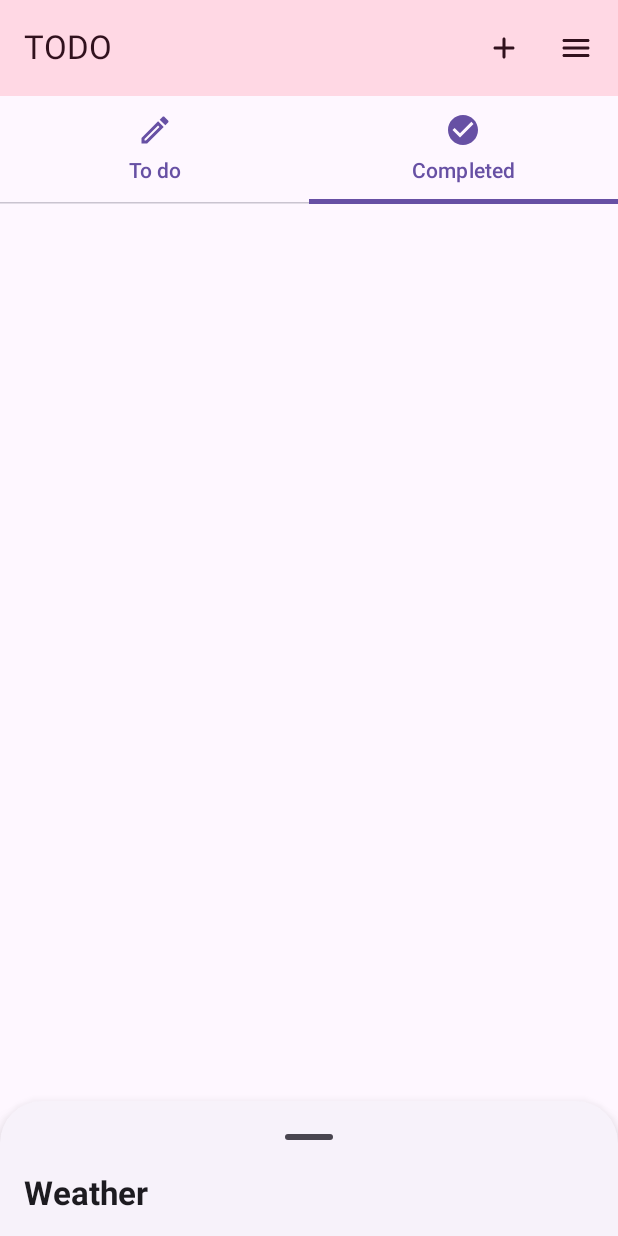
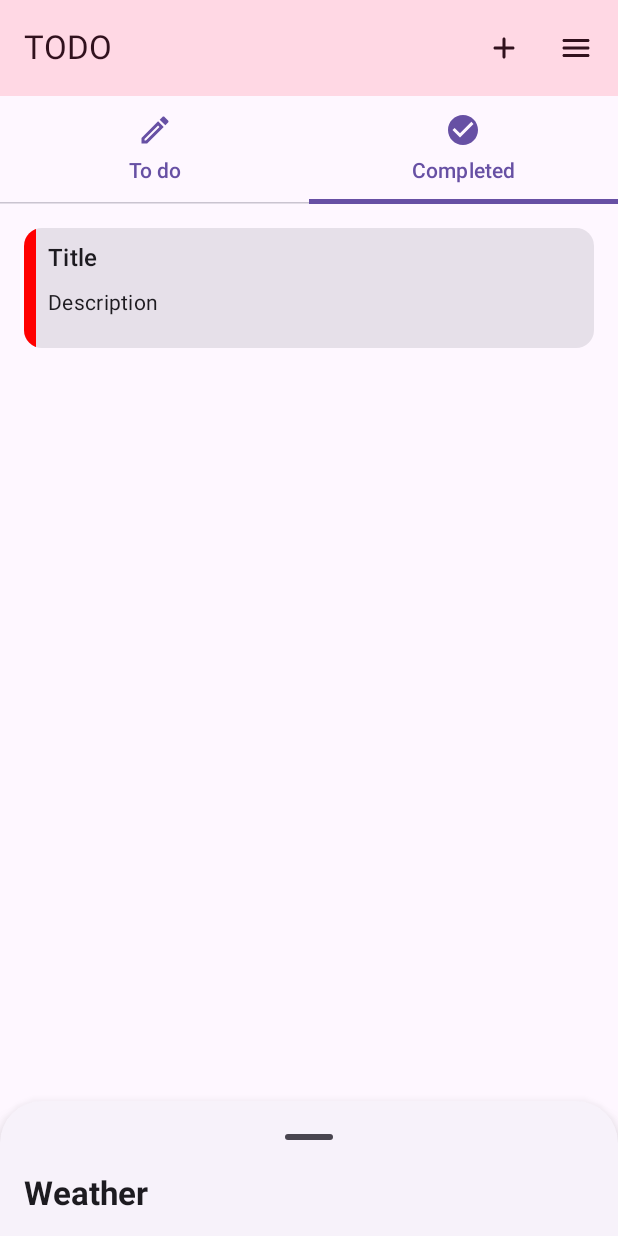
Before and after one commit to Cameron-Fisher-506/cameron-fisher-intermediate-assessment, an Android app built with Jetpack Compose: the @Preview function HomeScreenPreview, tab 2 chosen, on a phone screen of 412 x 824 dp. Run offline under Robolectric (Android 15) with nearby library versions, the phone set to English and light mode, and no system bars; our stand-ins replace Room's generated code.

Commit message:
Create Todo Task 04: Add the ability to view all completed tasks. Undo and delete a completed task.

```diff
--- a/app/src/main/java/za/co/todoapp/common/services/navigation/Navigation.kt
+++ b/app/src/main/java/za/co/todoapp/common/services/navigation/Navigation.kt
@@ -49,7 +49,11 @@ fun Navigation() {
                     },
                     onCompleteTask = { task ->
                         task.isComplete = true
-                        homeScreenViewModel.completeTask(task)
+                        homeScreenViewModel.updateTaskCompleteStatus(task)
+                    },
+                    onUndoCompletedTask = { task ->
+                        task.isComplete = false
+                        homeScreenViewModel.updateTaskCompleteStatus(task)
                     },
                     onTaskTabClicked = { isComplete ->
                         homeScreenViewModel.getAllTaskByCompleteStatus(isComplete = isComplete)
--- a/app/src/main/java/za/co/todoapp/presentation/home/HomeScreen.kt
+++ b/app/src/main/java/za/co/todoapp/presentation/home/HomeScreen.kt
@@ -6,7 +6,6 @@ import androidx.compose.foundation.layout.Column
 import androidx.compose.foundation.layout.fillMaxSize
 import androidx.compose.foundation.layout.fillMaxWidth
 import androidx.compose.foundation.layout.padding
-import androidx.compose.foundation.layout.wrapContentSize
 import androidx.compose.foundation.lazy.LazyColumn
 import androidx.compose.foundation.lazy.itemsIndexed
 import androidx.compose.foundation.lazy.rememberLazyListState
@@ -68,6 +67,7 @@ fun HomeScreen(
     onCreate: () -> Unit,
     onDeleteTask: (task: Task) -> Unit,
     onCompleteTask: (task: Task) -> Unit,
+    onUndoCompletedTask: (task: Task) -> Unit,
     onTaskTabClicked: (isComplete: Boolean) -> Unit,
     onNavigateToTaskScreenClicked: () -> Unit,
     onNavigateToMenuScreenClicked: () -> Unit
@@ -166,18 +166,14 @@ fun HomeScreen(
                             itemsIndexed(
                                 items = taskState.value.taskList,
                                 key = { _, task ->
-                                    task.hashCode()
+                                    task.id
                                 }
                             ) { index, item ->
                                 val state = rememberSwipeToDismissBoxState(
                                     confirmValueChange = {
                                         when(it) {
-                                            SwipeToDismissBoxValue.StartToEnd -> {
-                                                onCompleteTask(item)
-                                            }
-                                            SwipeToDismissBoxValue.EndToStart -> {
-                                                onDeleteTask(item)
-                                            }
+                                            SwipeToDismissBoxValue.StartToEnd -> onCompleteTask(item)
+                                            SwipeToDismissBoxValue.EndToStart -> onDeleteTask(item)
                                             SwipeToDismissBoxValue.Settled -> {}
                                         }
                                         true
@@ -224,7 +220,64 @@ fun HomeScreen(
                             }
                         }
                     } else {
-                        //TODO: Handle completed task page - create a custom card view
+                        val listState = rememberLazyListState()
+                        LazyColumn(state = listState) {
+                            itemsIndexed(
+                                items = taskState.value.taskList,
+                                key = { _, task ->
+                                    task.id
+                                }
+                            ) { index, item ->
+                                val state = rememberSwipeToDismissBoxState(
+                                    confirmValueChange = {
+                                        when(it) {
+                                            SwipeToDismissBoxValue.StartToEnd -> onUndoCompletedTask(item)
+                                            SwipeToDismissBoxValue.EndToStart -> onDeleteTask(item)
+                                            SwipeToDismissBoxValue.Settled -> {}
+                                        }
+                                        true
+                                    }
+                                )
+
+                                SwipeToDismissBox(
+                                    state = state,
+                                    backgroundContent = {
+                                        val color = when (state.dismissDirection) {
+                                            SwipeToDismissBoxValue.EndToStart -> Color.Red
+                                            SwipeToDismissBoxValue.StartToEnd -> Color.Green
+                                            SwipeToDismissBoxValue.Settled -> Color.Transparent
+                                        }
+                                        Box(
+                                            modifier = modifier
+                                                .fillMaxSize()
+                                                .padding(top = 16.dp, start = 16.dp, end = 16.dp)
+                                                .background(color)
+                                        ) {
+                                            Icon(
+                                                modifier = modifier
+                                                    .padding(end = 16.dp)
+                                                    .align(Alignment.CenterEnd),
+                                                imageVector = Icons.Default.Delete,
+                                                contentDescription = "Delete"
+                                            )
+                                            Icon(
+                                                modifier = modifier
+                                                    .padding(start = 16.dp)
+                                                    .align(Alignment.CenterStart),
+                                                imageVector = Icons.Default.Create,
+                                                contentDescription = "Create"
+                                            )
+                                        }
+                                    }
+                                ) {
+                                    CustomCardView(
+                                        title = item.title,
+                                        description = item.description,
+                                        isComplete = item.isComplete
+                                    )
+                                }
+                            }
+                        }
                     }
                 }
             }
@@ -255,6 +308,7 @@ fun HomeScreenPreview() {
         onCreate = {},
         onDeleteTask = {},
         onCompleteTask = {},
+        onUndoCompletedTask = {},
         onTaskTabClicked = {},
         onNavigateToMenuScreenClicked = {},
         onNavigateToTaskScreenClicked = {}
```
Also changed, not shown: app/src/main/java/za/co/todoapp/presentation/home/HomeScreenViewModel.kt (+10 -10 lines).
